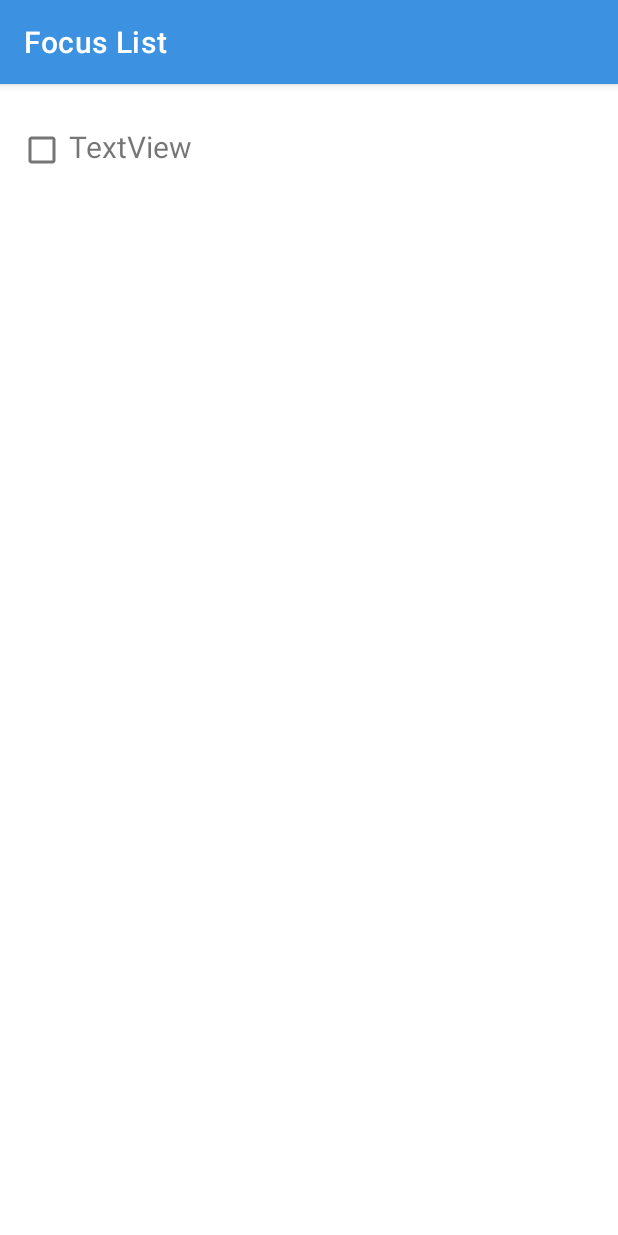
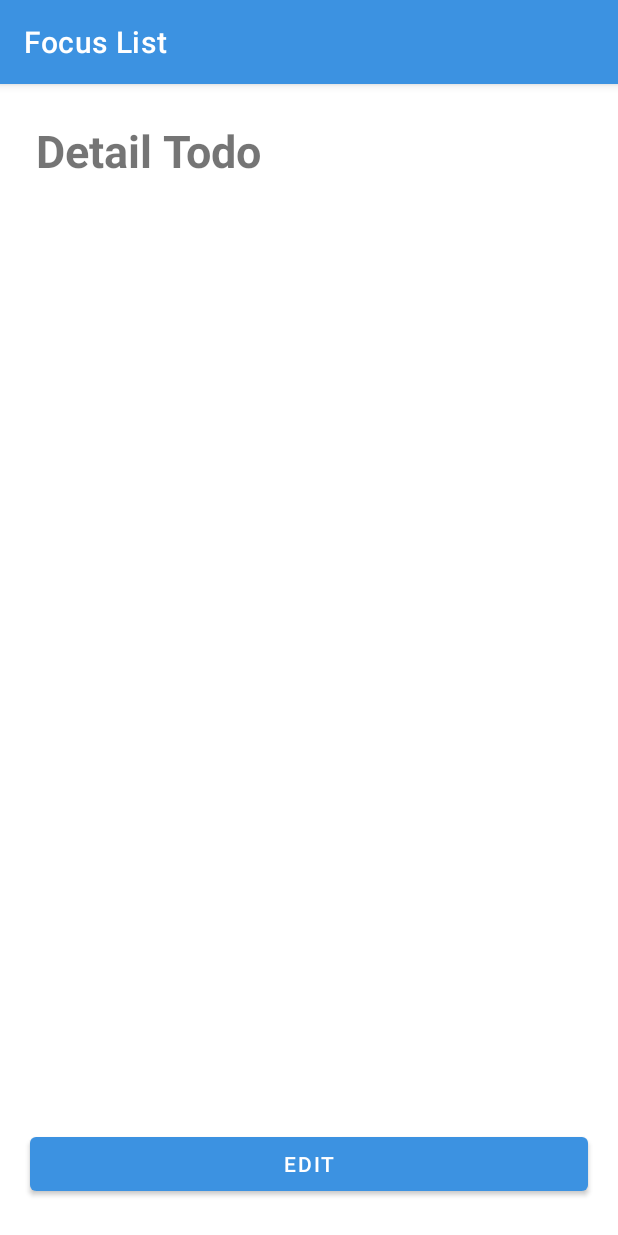
Before and after one commit to azharaiz/FocusList, an Android app: the fragment TodoDetailFragment shown on its own in the app's theme, on a phone screen of 412 x 824 dp. Run offline under Robolectric (Android 15) with nearby library versions, the phone set to English and light mode, and no system bars; our stand-ins replace Room's generated code, data binding.

Commit message:
Implement todo detail on landscape

```diff
--- a/app/src/main/java/id/ac/ui/cs/mobileprogramming/azharaiz/focuslist/fragments/TodoDetailFragment.kt
+++ b/app/src/main/java/id/ac/ui/cs/mobileprogramming/azharaiz/focuslist/fragments/TodoDetailFragment.kt
@@ -6,17 +6,28 @@ import android.view.View
 import android.view.ViewGroup
 import androidx.fragment.app.Fragment
 import androidx.fragment.app.activityViewModels
+import androidx.navigation.fragment.findNavController
 import id.ac.ui.cs.mobileprogramming.azharaiz.focuslist.R
+import id.ac.ui.cs.mobileprogramming.azharaiz.focuslist.databinding.FragmentTodoDetailBinding
 import id.ac.ui.cs.mobileprogramming.azharaiz.focuslist.viewmodels.TodoViewModel
 
 class TodoDetailFragment : Fragment() {
-    private val model: TodoViewModel by activityViewModels()
-    override fun onCreateView(inflater: LayoutInflater, container: ViewGroup?,
-                              savedInstanceState: Bundle?): View? {
-        return inflater.inflate(R.layout.fragment_todo_detail, container, false)
-    }
+    private lateinit var binding: FragmentTodoDetailBinding
+    private val mTodoViewModel: TodoViewModel by activityViewModels()
 
-    override fun onViewCreated(view: View, savedInstanceState: Bundle?) {
-        super.onViewCreated(view, savedInstanceState)
+    override fun onCreateView(
+        inflater: LayoutInflater, container: ViewGroup?,
+        savedInstanceState: Bundle?
+    ): View? {
+        binding = FragmentTodoDetailBinding.inflate(inflater, container, false)
+
+        binding.lifecycleOwner = requireActivity()
+        binding.todoViewModel = mTodoViewModel
+
+        binding.btnEditTodo.setOnClickListener {
+            findNavController().navigate(R.id.action_todoDetailFragment_to_todoUpdateFragment2)
+        }
+
+        return binding.root
     }
 }
--- a/app/src/main/java/id/ac/ui/cs/mobileprogramming/azharaiz/focuslist/fragments/TodoUpdateFragment.kt
+++ b/app/src/main/java/id/ac/ui/cs/mobileprogramming/azharaiz/focuslist/fragments/TodoUpdateFragment.kt
@@ -39,8 +39,9 @@ class TodoUpdateFragment : Fragment() {
             Toast.makeText(requireContext(), "Update success", Toast.LENGTH_SHORT).show()
             Log.i(TAG, mTodoViewModel.todoTitle.value.toString())
             if (requireActivity().resources.configuration.orientation == Configuration.ORIENTATION_PORTRAIT) {
-                mTodoViewModel.update()
                 findNavController().navigate(R.id.action_todoUpdateFragment_to_todoListFragment)
+            } else {
+                findNavController().navigate(R.id.action_todoUpdateFragment2_to_todoDetailFragment)
             }
             Log.i(TAG, mTodoViewModel.todoTitle.value.toString())
         }
--- a/app/src/main/res/layout/fragment_todo_detail.xml
+++ b/app/src/main/res/layout/fragment_todo_detail.xml
@@ -1,39 +1,64 @@
 <?xml version="1.0" encoding="utf-8"?>
-<androidx.constraintlayout.widget.ConstraintLayout xmlns:android="http://schemas.android.com/apk/res/android"
-    xmlns:app="http://schemas.android.com/apk/res-auto"
-    android:layout_width="match_parent"
-    android:layout_height="match_parent">
+<layout xmlns:android="http://schemas.android.com/apk/res/android"
+    xmlns:app="http://schemas.android.com/apk/res-auto">
 
-    <LinearLayout
+    <data>
+
+        <variable
+            name="todoViewModel"
+            type="id.ac.ui.cs.mobileprogramming.azharaiz.focuslist.viewmodels.TodoViewModel" />
+    </data>
+
+    <androidx.constraintlayout.widget.ConstraintLayout
         android:layout_width="match_parent"
-        android:layout_height="wrap_content"
-        android:orientation="vertical"
-        app:layout_constraintEnd_toEndOf="parent"
-        app:layout_constraintHorizontal_bias="0.5"
-        app:layout_constraintStart_toStartOf="parent"
-        app:layout_constraintTop_toTopOf="parent">
+        android:layout_height="match_parent">
+
+        <Button
+            android:id="@+id/btnEditTodo"
+            android:layout_width="match_parent"
+            android:layout_height="wrap_content"
+            android:layout_marginHorizontal="20dp"
+            android:layout_marginBottom="24dp"
+            android:text="Edit"
+            app:layout_constraintBottom_toBottomOf="parent"
+            app:layout_constraintEnd_toEndOf="parent"
+            app:layout_constraintHorizontal_bias="0.5"
+            app:layout_constraintStart_toStartOf="parent" />
 
         <LinearLayout
             android:layout_width="match_parent"
             android:layout_height="wrap_content"
+            android:layout_marginTop="32dp"
             android:orientation="horizontal"
-            android:paddingHorizontal="10dp"
-            android:paddingVertical="20dp">
+            android:padding="20dp"
+            app:layout_constraintEnd_toEndOf="parent"
+            app:layout_constraintHorizontal_bias="0.0"
+            app:layout_constraintStart_toStartOf="parent"
+            app:layout_constraintTop_toBottomOf="@+id/titleDetailTodo">
 
-            <CheckBox
+            <TextView
+                android:id="@+id/detailTodoTitle"
                 android:layout_width="wrap_content"
                 android:layout_height="wrap_content"
-                android:layout_weight="1" />
-
-            <TextView
-                android:id="@+id/textView"
-                android:layout_width="match_parent"
-                android:layout_height="wrap_content"
-                android:layout_weight="3"
-                android:text="TextView"
-                android:textSize="20sp" />
+                android:layout_weight="7"
+                android:autofillHints="@string/todo_title"
+                android:backgroundTint="@color/main"
+                android:ems="10"
+                android:text="@{todoViewModel.todoTitle}"
+                android:textSize="18sp" />
         </LinearLayout>
 
-    </LinearLayout>
+        <TextView
+            android:id="@+id/titleDetailTodo"
+            android:layout_width="wrap_content"
+            android:layout_height="wrap_content"
+            android:layout_marginStart="24dp"
+            android:layout_marginTop="24dp"
+            android:text="Detail Todo"
+            android:textSize="30sp"
+            android:textStyle="bold"
+            app:layout_constraintStart_toStartOf="parent"
+            app:layout_constraintTop_toTopOf="parent" />
 
-</androidx.constraintlayout.widget.ConstraintLayout>
+    </androidx.constraintlayout.widget.ConstraintLayout>
+</layout>
```
Also changed, not shown: app/src/main/res/layout-land/activity_todo.xml (+7 -5 lines), app/src/main/res/navigation/navigation_todo_detail.xml (added, +23 -0 lines).
